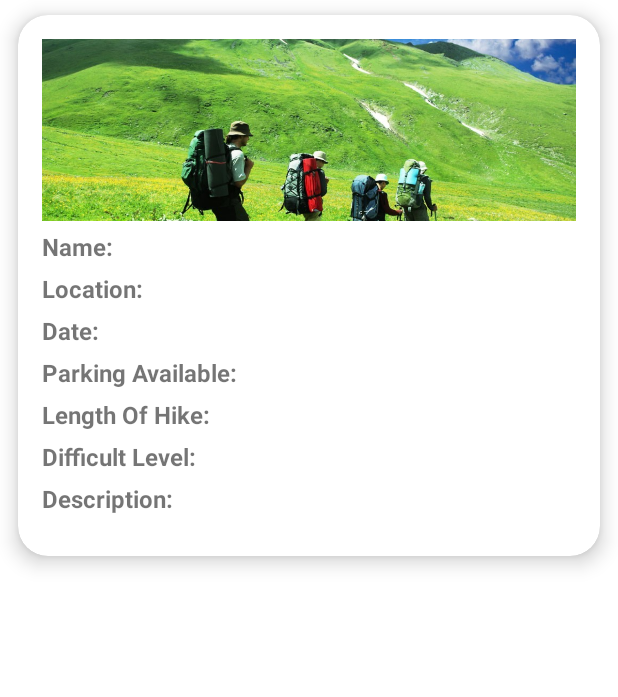
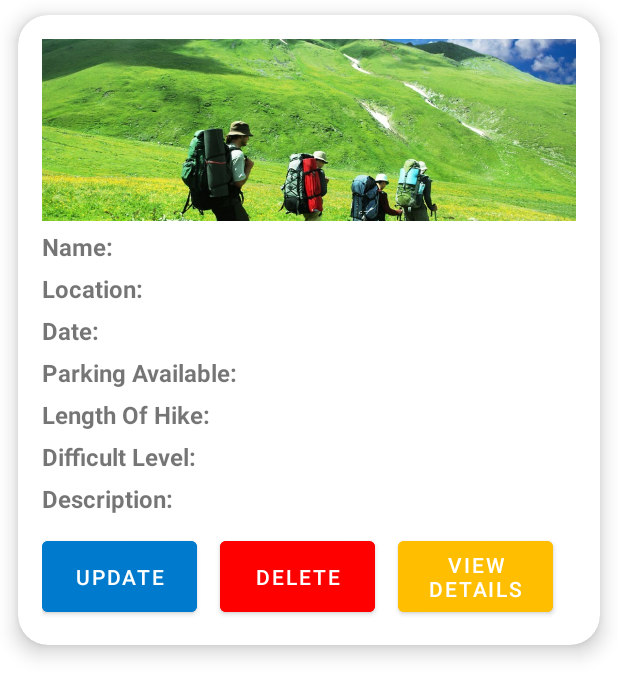
Before and after one commit to phitd1952001/M-HIKER_java, an Android app: the layout recycler_item.xml on its own in the app's theme, with its tools: preview values and no code run, on a phone screen of 412 x 824 dp. Shown: the top 697 px of the screen. Run offline under Robolectric (Android 15) with nearby library versions, the phone set to English and light mode, and no system bars.

Commit message:
done delete hiking

```diff
--- a/app/src/main/res/layout/recycler_item.xml
+++ b/app/src/main/res/layout/recycler_item.xml
@@ -109,6 +109,47 @@
                 android:textSize="16sp"
                 android:textStyle="bold" />
         </LinearLayout>
+
+        <!-- Buttons -->
+        <LinearLayout
+            android:layout_width="match_parent"
+            android:layout_height="wrap_content"
+            android:orientation="horizontal">
+
+            <!-- Update Button -->
+            <Button
+                android:id="@+id/btnUpdate"
+                android:layout_width="0dp"
+                android:layout_height="match_parent"
+                android:layout_weight="1"
+                android:text="Update"
+                android:textColor="#ffffff"
+                android:layout_marginRight="15dp"
+                android:backgroundTint="#007acc" />
+
+            <!-- Delete Button -->
+            <Button
+                android:id="@+id/btnDelete"
+                android:layout_width="0dp"
+                android:layout_height="match_parent"
+                android:layout_weight="1"
+                android:text="Delete"
+                android:textColor="#ffffff"
+                android:layout_marginRight="15dp"
+                android:backgroundTint="#ff0000"/>
+
+            <!-- View Details Button -->
+            <Button
+                android:id="@+id/btnViewDetails"
+                android:layout_width="0dp"
+                android:layout_height="match_parent"
+                android:layout_weight="1"
+                android:text="View Details"
+                android:layout_marginRight="15dp"
+                android:textColor="#ffffff"
+                android:backgroundTint="#ffbf00"/>
+
+        </LinearLayout>
     </LinearLayout>
 
 
```
Also changed, not shown: app/src/main/java/com/example/m_hike/HikingData.java (+6 -1 lines), app/src/main/java/com/example/m_hike/MainActivity.java (+7 -6 lines), app/src/main/java/com/example/m_hike/MyAdapter.java (+73 -18 lines), app/src/main/res/drawable/baseline_add_circle_24.xml (+11 -4 lines), app/src/main/res/layout/activity_main.xml (+15 -15 lines).
